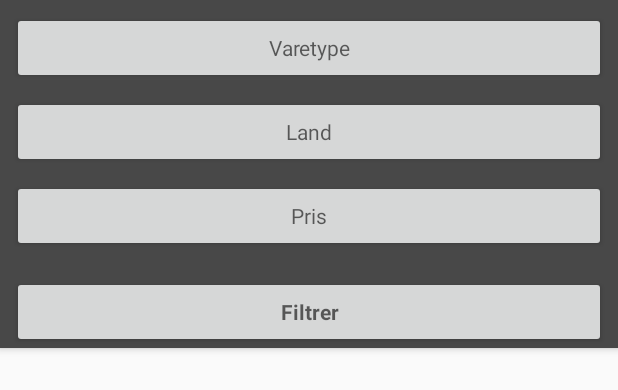
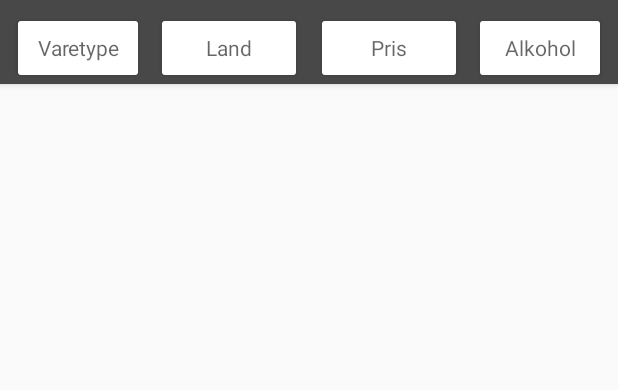
Before and after one commit to BernieBI/paafyll, an Android app: the layout filter.xml on its own in the app's theme, with its tools: preview values and no code run, on a phone screen of 412 x 824 dp. Shown: the top 390 px of the screen. Run offline under Robolectric (Android 15) with nearby library versions, the phone set to English and light mode, and no system bars.

Commit message:
Buttonless filtering

```diff
--- a/app/build.gradle
+++ b/app/build.gradle
@@ -43,5 +43,7 @@ dependencies {
     implementation 'me.dm7.barcodescanner:zxing:1.9'
     implementation 'com.google.code.gson:gson:2.8.2'
     implementation 'com.github.razerdp:AnimatedPieView:1.2.4'
+    implementation 'com.google.android:flexbox:1.0.0'
+
 }
 apply plugin: 'com.google.gms.google-services'
--- a/app/src/main/java/no/hiof/matsl/pfyll/SingleProductActivity.java
+++ b/app/src/main/java/no/hiof/matsl/pfyll/SingleProductActivity.java
@@ -94,6 +94,7 @@ public class SingleProductActivity extends AppCompatActivity {
     private DatabaseReference reviewRef;
     private ArrayList<String> reviewedProducts = new ArrayList<>();
     private ArrayList<Review> productReviews = new ArrayList<>();
+    float dpi;
 
     //views
     private LinearLayout productDetails1, productDetails2, productDetails3;
@@ -123,6 +124,7 @@ public class SingleProductActivity extends AppCompatActivity {
         super.onCreate(savedInstanceState);
         setContentView(R.layout.activity_single_product);
 
+        dpi = getResources().getDisplayMetrics().density;
 
         //Populating text fields and other
         white = getResources().getColor(R.color.white);
@@ -368,7 +370,6 @@ public class SingleProductActivity extends AppCompatActivity {
                         toast.show();
 
                 }else {
-                    float dpi = getResources().getDisplayMetrics().density;
 
                     AlertDialog.Builder builder = new AlertDialog.Builder(SingleProductActivity.this);
                     builder.setTitle("Fortell hva du synes!");
@@ -529,7 +530,6 @@ public class SingleProductActivity extends AppCompatActivity {
 
         Timestamp time = new Timestamp(System.currentTimeMillis());
 
-        float dpi = getResources().getDisplayMetrics().density;
         ConstraintLayout comment = new ConstraintLayout(this);
         comment.setId(1 + time.getNanos());
 
--- a/app/src/main/res/layout/filter.xml
+++ b/app/src/main/res/layout/filter.xml
@@ -14,12 +14,11 @@
         android:layout_height="wrap_content"
         android:layout_marginStart="8dp"
         android:layout_marginTop="8dp"
-        android:layout_marginEnd="8dp"
         android:animateLayoutChanges="true"
+        android:backgroundTint="@color/white"
         android:text="Varetype"
         android:textAppearance="@style/TextAppearance.AppCompat.Caption"
         android:textSize="14sp"
-        app:layout_constraintEnd_toEndOf="parent"
         app:layout_constraintStart_toStartOf="parent"
         app:layout_constraintTop_toTopOf="parent" />
 
@@ -29,44 +28,75 @@
         android:layout_height="wrap_content"
         android:layout_marginStart="8dp"
         android:layout_marginTop="8dp"
-        android:layout_marginEnd="8dp"
+        android:layout_marginEnd="4dp"
+        android:backgroundTint="@color/white"
         android:padding="0dp"
         android:text="Land"
         android:textAppearance="@style/TextAppearance.AppCompat.Caption"
         android:textSize="14sp"
-        app:layout_constraintEnd_toEndOf="parent"
-        app:layout_constraintStart_toStartOf="parent"
-        app:layout_constraintTop_toBottomOf="@+id/filterCategory" />
+        app:layout_constraintEnd_toStartOf="@+id/divider"
+        app:layout_constraintStart_toEndOf="@+id/filterCategory"
+        app:layout_constraintTop_toTopOf="parent" />
 
     <Button
         android:id="@+id/filterPrice"
         android:layout_width="0dp"
         android:layout_height="wrap_content"
-        android:layout_marginStart="8dp"
+        android:layout_marginStart="4dp"
         android:layout_marginTop="8dp"
         android:layout_marginEnd="8dp"
+        android:backgroundTint="@color/white"
         android:padding="0dp"
         android:text="Pris"
         android:textAppearance="@style/TextAppearance.AppCompat.Caption"
         android:textSize="14sp"
+        app:layout_constraintEnd_toStartOf="@+id/filterAlcohol"
+        app:layout_constraintStart_toEndOf="@+id/divider"
+        app:layout_constraintTop_toTopOf="parent" />
+
+    <Button
+        android:id="@+id/filterAlcohol"
+        android:layout_width="0dp"
+        android:layout_height="wrap_content"
+        android:layout_marginTop="8dp"
+        android:layout_marginEnd="8dp"
+        android:backgroundTint="@color/white"
+        android:padding="0dp"
+        android:text="Alkohol"
+        android:textAppearance="@style/TextAppearance.AppCompat.Caption"
+        android:textSize="14sp"
+        app:layout_constraintEnd_toEndOf="parent"
+        app:layout_constraintTop_toTopOf="parent" />
+
+    <View
+        android:id="@+id/divider"
+        android:layout_width="1dp"
+        android:layout_height="0dp"
+        android:layout_marginStart="8dp"
+        android:layout_marginTop="8dp"
+        android:layout_marginEnd="8dp"
+        android:layout_marginBottom="8dp"
+        android:background="?android:attr/listDivider"
+        android:visibility="invisible"
+        app:layout_constraintBottom_toBottomOf="parent"
         app:layout_constraintEnd_toEndOf="parent"
         app:layout_constraintStart_toStartOf="parent"
-        app:layout_constraintTop_toBottomOf="@+id/filterCountry" />
+        app:layout_constraintTop_toTopOf="parent" />
 
-    <Button
-        android:id="@+id/submitFilter"
-        android:layout_width="0dp"
+    <com.google.android.flexbox.FlexboxLayout xmlns:android="http://schemas.android.com/apk/res/android"
+        xmlns:app="http://schemas.android.com/apk/res-auto"
+        android:id="@+id/selectedFilters"
+        android:layout_width="match_parent"
         android:layout_height="wrap_content"
         android:layout_marginStart="8dp"
-        android:layout_marginTop="16dp"
         android:layout_marginEnd="8dp"
-        android:text="Filtrer"
-        android:textAppearance="@style/TextAppearance.AppCompat.Caption"
-        android:textSize="14sp"
-        android:textStyle="bold"
+        app:alignContent="stretch"
+        app:alignItems="stretch"
+        app:flexWrap="wrap"
+        app:layout_constraintBottom_toBottomOf="parent"
         app:layout_constraintEnd_toEndOf="parent"
-        app:layout_constraintHorizontal_bias="0.0"
         app:layout_constraintStart_toStartOf="parent"
-        app:layout_constraintTop_toBottomOf="@+id/filterPrice" />
+        app:layout_constraintTop_toBottomOf="@+id/filterCategory" />
+
 
 </android.support.constraint.ConstraintLayout>
--- a/app/src/main/res/layout/fragment_products.xml
+++ b/app/src/main/res/layout/fragment_products.xml
@@ -148,7 +148,7 @@
         android:layout_marginTop="8dp"
         android:layout_marginEnd="8dp"
         android:layout_marginBottom="8dp"
-        android:text="@string/empty_message"
+        android:text="@string/no_results"
         android:visibility="gone"
         app:layout_constraintBottom_toBottomOf="parent"
         app:layout_constraintEnd_toEndOf="parent"
--- a/app/src/main/res/values/strings.xml
+++ b/app/src/main/res/values/strings.xml
@@ -50,6 +50,7 @@
     <string name="reviews">Anmeldelser</string>
     <string name="logout">Logg ut</string>
     <string name="empty_message">Her var det tomt, gitt..</string>
+    <string name="no_results">Vi fant ingen produkter</string>
 
     <!-- UserLists -->
     <string name="selectList">Legg til i liste</string>
```
Also changed, not shown: app/src/main/java/no/hiof/matsl/pfyll/model/FragmentProducts.java (+56 -33 lines).
